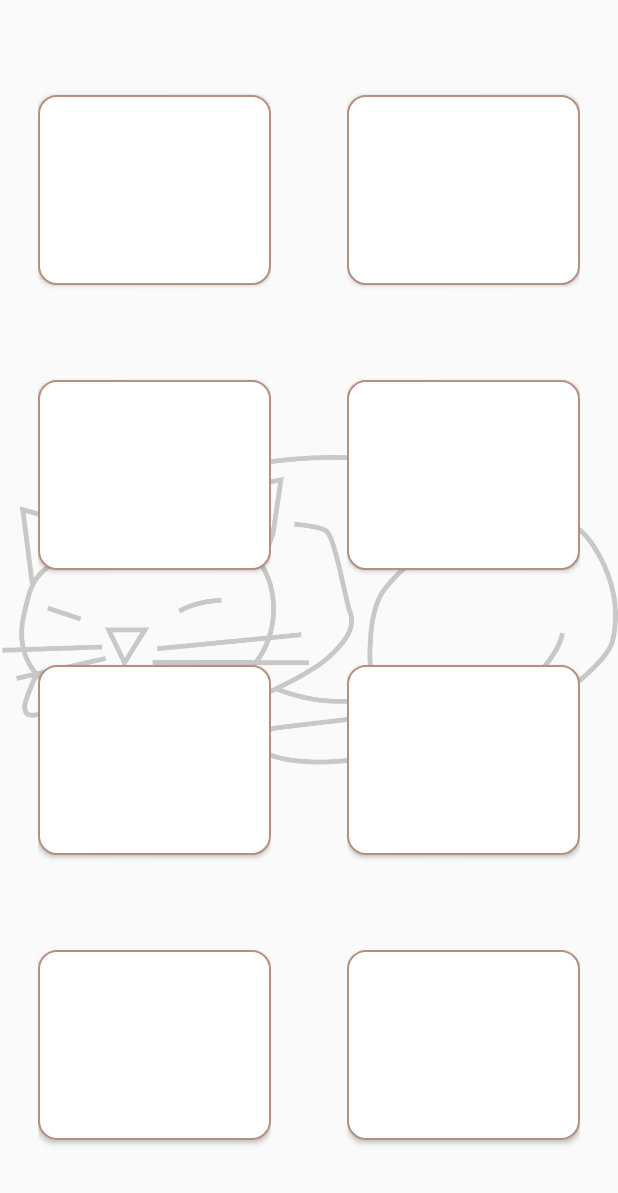
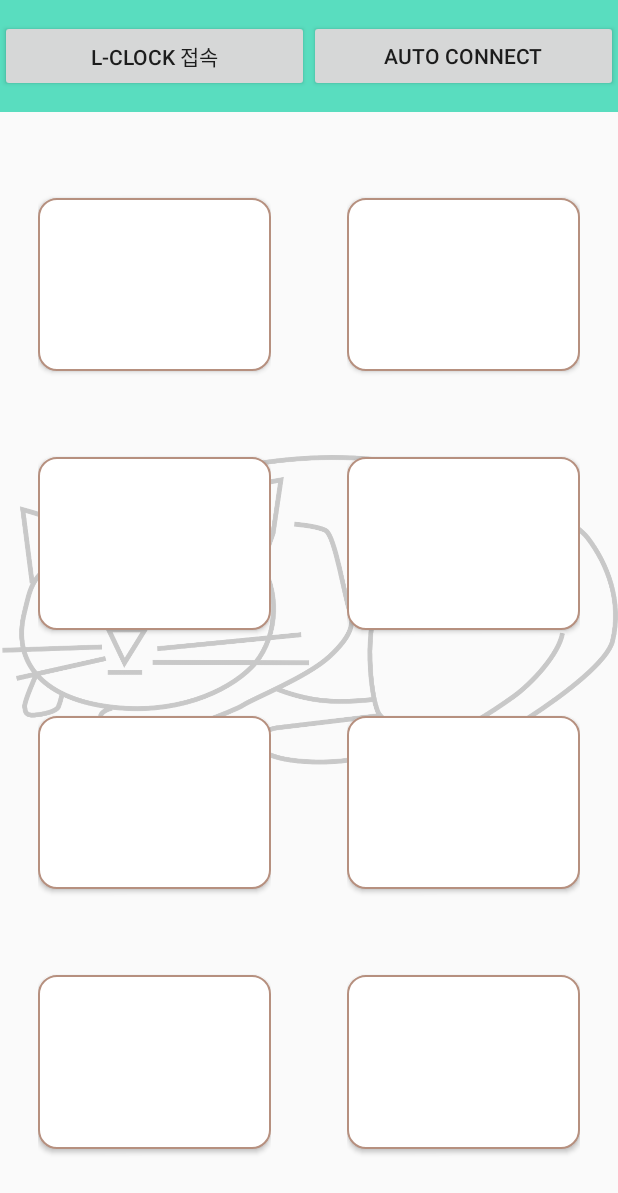
Before and after one commit to skatn/LClock_APP, an Android app: the screen it shows after launch (MainActivity), on a phone screen of 412 x 824 dp. Shown: the top 1193 px of the screen. Run offline under Robolectric (Android 15) with nearby library versions, the light colour scheme and no system bars.

Commit message:
wifi연결 적용중

```diff
--- a/app/build.gradle
+++ b/app/build.gradle
@@ -31,5 +31,5 @@ dependencies {
     testImplementation 'junit:junit:4.12'
     androidTestImplementation 'androidx.test.ext:junit:1.1.1'
     androidTestImplementation 'androidx.test.espresso:espresso-core:3.2.0'
-    compile 'com.squareup.okhttp3:okhttp:3.8.0'
+    implementation 'com.squareup.okhttp3:okhttp:3.8.0'
 }
--- a/app/src/main/java/com/gcr/oclock/LoadingActivity.java
+++ b/app/src/main/java/com/gcr/oclock/LoadingActivity.java
@@ -27,17 +27,6 @@ public class LoadingActivity extends AppCompatActivity {
         permission();
     }
 
-    void connect(){
-        WifiConfiguration wificonfig=new WifiConfiguration();
-        wificonfig.SSID = String.format("\"%s\"", "ESP8266-AP");
-        wificonfig.preSharedKey = String.format("\"%s\"", "123456789");
-
-        WifiManager wifiManager=(WifiManager)getApplicationContext().getSystemService(WIFI_SERVICE);
-        int netId = wifiManager.addNetwork(wificonfig);
-        wifiManager.disconnect();
-        wifiManager.enableNetwork(netId, true);
-        wifiManager.reconnect();
-    }
 
     void permission(){
         if(ContextCompat.checkSelfPermission(this, Manifest.permission.ACCESS_COARSE_LOCATION)
@@ -68,7 +57,7 @@ public class LoadingActivity extends AppCompatActivity {
                 startActivity(intent);
                 finish();
             }
-        }, 2000);
+        }, 1500);
     }
 
     @Override
--- a/app/src/main/java/com/gcr/oclock/MainActivity.java
+++ b/app/src/main/java/com/gcr/oclock/MainActivity.java
@@ -2,7 +2,13 @@ package com.gcr.oclock;
 
 import androidx.appcompat.app.AlertDialog;
 import androidx.appcompat.app.AppCompatActivity;
+
+import android.content.Context;
 import android.content.DialogInterface;
+import android.content.Intent;
+import android.net.wifi.WifiConfiguration;
+import android.net.wifi.WifiInfo;
+import android.net.wifi.WifiManager;
 import android.os.Bundle;
 import android.util.Log;
 import android.view.View;
@@ -33,6 +39,33 @@ public class MainActivity extends AppCompatActivity {
 
         client = new OkHttpClient();
 
+        Button connectToClock = (Button) findViewById(R.id.connect_clock);
+        connectToClock.setOnClickListener(new View.OnClickListener() {
+            @Override
+            public void onClick(View v) {
+                if(checkWifi("L-Clock")){
+
+                }
+                else{
+                    Toast.makeText(getApplicationContext(), "L-Clock에 연결하여 주십시오.", Toast.LENGTH_SHORT).show();
+                }
+            }
+        });
+
+        Button autoConnect = (Button) findViewById(R.id.auto_connect);
+        autoConnect.setOnClickListener(new View.OnClickListener() {
+            @Override
+            public void onClick(View v) {
+                Intent intent = new Intent(getApplicationContext(), WebActivity.class);
+                startActivity(intent);
+                if(checkWifi("L-Clock-Auto-connect")){
+                }
+                else{
+                    Toast.makeText(getApplicationContext(), "L-Clock-Auto-connect에 연결하여 주십시오.", Toast.LENGTH_SHORT).show();
+                }
+            }
+        });
+
         Button brightness = (Button) findViewById(R.id.btn_brightness);
         brightness.setOnClickListener(new View.OnClickListener() {
             @Override
@@ -47,6 +80,7 @@ public class MainActivity extends AppCompatActivity {
                         new DialogInterface.OnClickListener() {
                             public void onClick(DialogInterface dialog, int which) {
                                 Toast.makeText(getApplicationContext(),edittext.getText().toString() ,Toast.LENGTH_LONG).show();
+                                sendData("post", edittext.getText().toString());
                             }
                         });
                 builder.setNegativeButton("취소",
@@ -59,21 +93,52 @@ public class MainActivity extends AppCompatActivity {
             }
         });
 
-        sendData("first_request");
+        sendData("first_request", "");
     }
 
 
+    String getWiFiSSID(Context context){
+        WifiManager manager = (WifiManager)context.getSystemService(Context.WIFI_SERVICE);
+        WifiInfo wifiInfo = manager.getConnectionInfo();
+        String ssid = wifiInfo.getSSID();
+        return ssid;
+    }
+
+    private boolean checkWifi(String ssid){
+        String current_ssid=getWiFiSSID(getApplication());
+        Log.d(TAG, current_ssid);
+        if(!current_ssid.contains(ssid)){    //if not connected to Device
+            return false;
+        }else{    //if connected to Device
+            return true;
+        }
+    }
+
+    void connect(String ssid, String password){
+        WifiConfiguration wificonfig=new WifiConfiguration();
+        wificonfig.SSID = String.format("\"%s\"", ssid);
+        wificonfig.preSharedKey = String.format("\"%s\"", password);
+
+        WifiManager wifiManager=(WifiManager)getApplicationContext().getSystemService(WIFI_SERVICE);
+        int netId = wifiManager.addNetwork(wificonfig);
+        wifiManager.disconnect();
+        wifiManager.enableNetwork(netId, true);
+        wifiManager.reconnect();
+    }
 
     /** 웹 서버로 데이터 전송 */
-    private void sendData(String s) {
-        final String data = s;
+    private void sendData(String parameter, String data) {
+        final String param = parameter;
+        final String d = data;
         // 네트워크 통신하는 작업은 무조건 작업스레드를 생성해서 호출 해줄 것!!
         new Thread() {
             public void run() {
                 /** 웹 서버로 요청을 한다. */
-                RequestBody body = new FormBody.Builder().build();
+                RequestBody body = new FormBody.Builder()
+                        .add(param, d)
+                        .build();
                 Request request = new Request.Builder()
-                        .url("http://192.168.4.1/"+data)
+                        .url("http://192.168.4.1/post")
                         .post(body)
                         .build();
                 client.newCall(request).enqueue(callback);
--- a/app/src/main/res/layout/activity_main.xml
+++ b/app/src/main/res/layout/activity_main.xml
@@ -16,7 +16,35 @@
     <LinearLayout
         android:layout_width="match_parent"
         android:layout_height="match_parent"
-        android:orientation="horizontal">
+        android:orientation="vertical">
+
+        <LinearLayout
+            android:layout_width="match_parent"
+            android:layout_height="0dp"
+            android:layout_weight="1"
+            android:background="#59DDBF"
+            android:gravity="center">
+
+            <Button
+                android:id="@+id/connect_clock"
+                android:layout_width="0dp"
+                android:layout_height="wrap_content"
+                android:layout_weight="1"
+                android:text="L-Clock 접속"/>
+
+            <Button
+                android:id="@+id/auto_connect"
+                android:layout_width="0dp"
+                android:layout_height="wrap_content"
+                android:layout_weight="1"
+                android:text="auto connect"/>
+        </LinearLayout>
+        <LinearLayout
+            android:layout_width="match_parent"
+            android:layout_height="0dp"
+            android:orientation="horizontal"
+            android:layout_weight="10">
+
             <LinearLayout
                 android:layout_width="0dp"
                 android:layout_height="match_parent"
@@ -76,6 +104,7 @@
                     android:layout_weight="1"/>
 
             </LinearLayout>
+
             <LinearLayout
                 android:layout_width="0dp"
                 android:layout_height="match_parent"
@@ -136,6 +165,7 @@
             </LinearLayout>
         </LinearLayout>
 
+    </LinearLayout>
 
 
 </FrameLayout>
```
Also changed, not shown: app/src/main/AndroidManifest.xml (+11 -9 lines), app/src/main/java/com/gcr/oclock/WebActivity.java (added, +25 -0 lines), app/src/main/res/layout/activity_web.xml (added, +10 -0 lines). Lines whose indentation alone changed are shown as unchanged.
